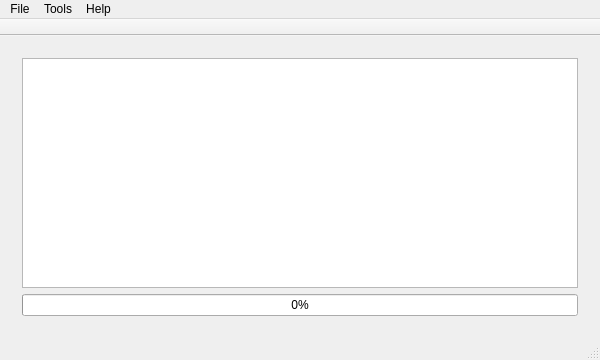
First picture: the form in mainwindow.ui, repository dkmpos89/softEMG-updater, before the edit.
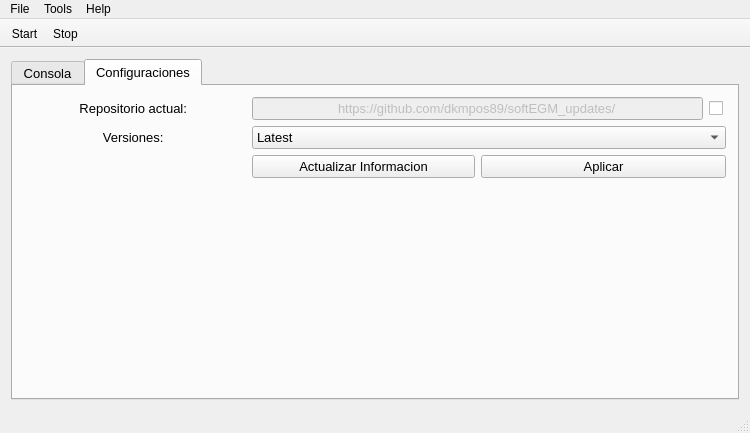
Second picture: the form after the edit. The open tabs and pages were chosen to show the change. Icons and pictures are not drawn. Custom widgets are drawn as their Qt base class.

Patch:
```diff
--- a/mainwindow.ui
+++ b/mainwindow.ui
@@ -6,20 +6,20 @@
    <rect>
     <x>0</x>
     <y>0</y>
-    <width>600</width>
-    <height>360</height>
+    <width>750</width>
+    <height>433</height>
    </rect>
   </property>
   <property name="minimumSize">
    <size>
-    <width>600</width>
+    <width>750</width>
     <height>360</height>
    </size>
   </property>
   <property name="maximumSize">
    <size>
-    <width>600</width>
-    <height>360</height>
+    <width>750</width>
+    <height>16777215</height>
    </size>
   </property>
   <property name="windowTitle">
@@ -27,13 +27,32 @@
   </property>
   <widget class="QWidget" name="centralWidget">
    <layout class="QGridLayout" name="gridLayout">
-    <item row="0" column="0" colspan="2">
-     <widget class="QStackedWidget" name="stackedWidget">
+    <item row="0" column="0">
+     <widget class="QTabWidget" name="tabWidget">
+      <property name="font">
+       <font>
+        <pointsize>10</pointsize>
+       </font>
+      </property>
       <property name="currentIndex">
        <number>0</number>
       </property>
-      <widget class="QWidget" name="page">
-       <layout class="QGridLayout" name="gridLayout_2">
+      <widget class="QWidget" name="tab">
+       <attribute name="icon">
+        <iconset resource="images.qrc">
+         <normaloff>:/images/console.png</normaloff>:/images/console.png</iconset>
+       </attribute>
+       <attribute name="title">
+        <string>Consola</string>
+       </attribute>
+       <layout class="QGridLayout" name="gridLayout_3">
+        <item row="0" column="0">
+         <widget class="Console" name="terminal">
+          <property name="plainText">
+           <string/>
+          </property>
+         </widget>
+        </item>
         <item row="1" column="0">
          <widget class="QProgressBar" name="progressBar">
           <property name="value">
@@ -44,18 +63,111 @@
           </property>
          </widget>
         </item>
+       </layout>
+      </widget>
+      <widget class="QWidget" name="tab_2">
+       <attribute name="icon">
+        <iconset resource="images.qrc">
+         <normaloff>:/images/settings.png</normaloff>:/images/settings.png</iconset>
+       </attribute>
+       <attribute name="title">
+        <string>Configuraciones</string>
+       </attribute>
+       <layout class="QGridLayout" name="gridLayout_2">
+        <item row="0" column="1" colspan="2">
+         <widget class="QLineEdit" name="urlRepositorio">
+          <property name="enabled">
+           <bool>false</bool>
+          </property>
+          <property name="font">
+           <font>
+            <pointsize>10</pointsize>
+           </font>
+          </property>
+          <property name="text">
+           <string>https://github.com/dkmpos89/softEGM_updates/</string>
+          </property>
+          <property name="alignment">
+           <set>Qt::AlignCenter</set>
+          </property>
+         </widget>
+        </item>
+        <item row="3" column="0" colspan="3">
+         <spacer name="verticalSpacer">
+          <property name="orientation">
+           <enum>Qt::Vertical</enum>
+          </property>
+          <property name="sizeHint" stdset="0">
+           <size>
+            <width>679</width>
+            <height>204</height>
+           </size>
+          </property>
+         </spacer>
+        </item>
+        <item row="2" column="1">
+         <widget class="QPushButton" name="btnActualizarInfo">
+          <property name="text">
+           <string>Actualizar Informacion</string>
+          </property>
+         </widget>
+        </item>
         <item row="0" column="0">
-         <widget class="Console" name="terminal">
-          <property name="plainText">
+         <widget class="QLabel" name="label">
+          <property name="font">
+           <font>
+            <pointsize>10</pointsize>
+           </font>
+          </property>
+          <property name="text">
+           <string>Repositorio actual: </string>
+          </property>
+          <property name="alignment">
+           <set>Qt::AlignCenter</set>
+          </property>
+         </widget>
+        </item>
+        <item row="1" column="0">
+         <widget class="QLabel" name="label_2">
+          <property name="text">
+           <string>Versiones: </string>
+          </property>
+          <property name="alignment">
+           <set>Qt::AlignCenter</set>
+          </property>
+         </widget>
+        </item>
+        <item row="0" column="3">
+         <widget class="QCheckBox" name="checkBox">
+          <property name="maximumSize">
+           <size>
+            <width>20</width>
+            <height>16777215</height>
+           </size>
+          </property>
+          <property name="text">
            <string/>
           </property>
          </widget>
         </item>
+        <item row="1" column="1" colspan="3">
+         <widget class="QComboBox" name="comboB_versiones">
+          <item>
+           <property name="text">
+            <string>Latest</string>
+           </property>
+          </item>
+         </widget>
+        </item>
+        <item row="2" column="2" colspan="2">
+         <widget class="QPushButton" name="btnAplicar">
+          <property name="text">
+           <string>Aplicar</string>
+          </property>
+         </widget>
+        </item>
        </layout>
       </widget>
-      <widget class="QWidget" name="page_2">
-       <layout class="QGridLayout" name="gridLayout_3"/>
-      </widget>
      </widget>
     </item>
    </layout>
@@ -65,7 +177,7 @@
     <rect>
      <x>0</x>
      <y>0</y>
-     <width>600</width>
+     <width>750</width>
      <height>21</height>
     </rect>
    </property>
@@ -112,6 +224,8 @@
    <attribute name="toolBarBreak">
     <bool>false</bool>
    </attribute>
+   <addaction name="actionStart"/>
+   <addaction name="actionStop"/>
   </widget>
   <widget class="QStatusBar" name="statusBar"/>
   <action name="actionExit">
@@ -130,6 +244,10 @@
    </property>
   </action>
   <action name="actionAbout">
+   <property name="icon">
+    <iconset resource="images.qrc">
+     <normaloff>:/images/qt.png</normaloff>:/images/qt.png</iconset>
+   </property>
    <property name="text">
     <string>About</string>
    </property>
@@ -145,11 +263,19 @@
    </property>
   </action>
   <action name="actionStart">
+   <property name="icon">
+    <iconset resource="images.qrc">
+     <normaloff>:/images/Media-Player.ico</normaloff>:/images/Media-Player.ico</iconset>
+   </property>
    <property name="text">
     <string>Start</string>
    </property>
   </action>
   <action name="actionStop">
+   <property name="icon">
+    <iconset resource="images.qrc">
+     <normaloff>:/images/application-exit.png</normaloff>:/images/application-exit.png</iconset>
+   </property>
    <property name="text">
     <string>Stop</string>
    </property>
```
Left out of the diff: 20 changed lines with no effect on the pictures.
